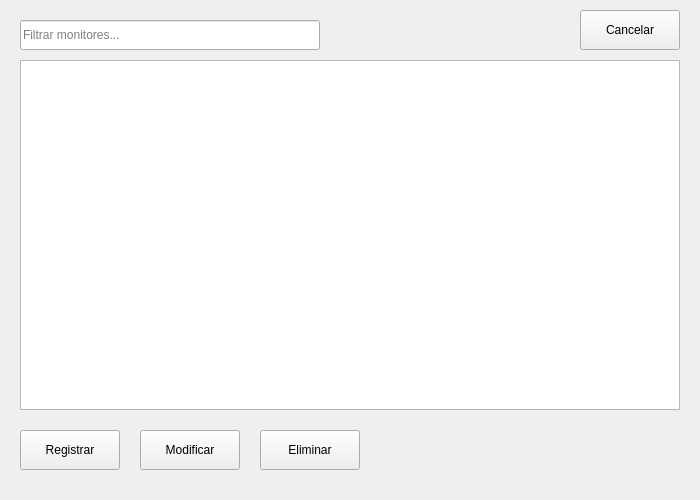
Above: src/vista/ui/GestionarEnt.ui from OscaarMG/campasgym before the change. Below: the same form after it.
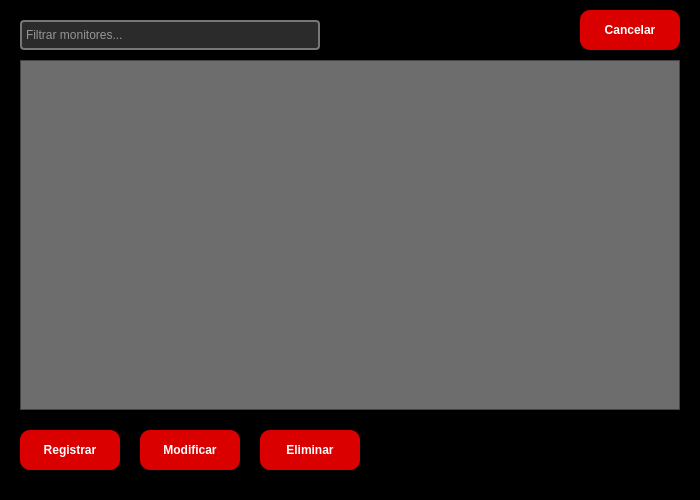
That is the form after the change.

```diff
--- a/src/vista/ui/GestionarEnt.ui
+++ b/src/vista/ui/GestionarEnt.ui
@@ -13,6 +13,9 @@
   <property name="windowTitle">
    <string>Gestión de Monitores</string>
   </property>
+  <property name="styleSheet">
+   <string notr="true">background-color:#000000</string>
+  </property>
   <widget class="QLineEdit" name="filterLineEdit">
    <property name="geometry">
     <rect>
@@ -22,6 +25,18 @@
      <height>30</height>
     </rect>
    </property>
+   <property name="styleSheet">
+    <string notr="true">QLineEdit {
+    background-color: #2b2b2b;      
+    color: white;                   
+    border: 1.5px solid #777777;     
+    padding: 2px;
+    border-radius: 4px;
+    selection-background-color: #444444;
+    selection-color: #ff4c4c;        
+}
+</string>
+   </property>
    <property name="placeholderText">
     <string>Filtrar monitores...</string>
    </property>
@@ -35,6 +50,93 @@
      <height>350</height>
     </rect>
    </property>
+   <property name="styleSheet">
+    <string notr="true">QTableView {
+    background-color: #6d6d6d;
+    color: white;
+    gridline-color: #888888; 
+    border: 1px solid #444444;
+}
+
+QTableView::item {
+    background-color: #7d7d7d;
+    border: 1px solid #555555;
+    padding: 4px;
+}
+
+QTableView {
+    background-color: #6d6d6d;
+    color: white;
+    gridline-color: #888888; /* color del borde entre celdas */
+    border: 1px solid #444444;
+}
+
+QTableWidget::item {
+    background-color: #7d7d7d;
+    border: 1px solid #555555;
+    padding: 4px;
+}
+
+QHeaderView::section {
+    background-color: #5d5d5d;
+    color: white;
+    border: 1px solid #444444;
+    padding: 4px;
+}
+
+QTableCornerButton::section {
+    background-color: #6d6d6d;
+    border: 1px solid #555555;
+}
+
+
+QScrollBar:vertical {
+    background: #5d5d5d;  /* Fondo liso, sin textura */
+    width: 12px;
+    margin: 0px;
+    border: none;
+}
+
+QScrollBar::handle:vertical {
+    background: #888888;  /* Parte que se arrastra */
+    min-height: 20px;
+    border-radius: 4px;
+}
+
+QScrollBar::add-line:vertical,
+QScrollBar::sub-line:vertical {
+    height: 0px;
+    background: none;
+    border: none;
+}
+
+QScrollBar:horizontal {
+    background: #5d5d5d;
+    height: 12px;
+    margin: 0px;
+    border: none;
+}
+
+QScrollBar::handle:horizontal {
+    background: #888888;
+    min-width: 20px;
+    border-radius: 4px;
+}
+
+QScrollBar::add-line:horizontal,
+QScrollBar::sub-line:horizontal {
+    width: 0px;
+    background: none;
+    border: none;
+}
+
+QTableWidget QLineEdit {
+    background-color: #5d5d5d;
+    color: white;
+    border: 1px solid #777777;
+    padding: 2px;
+}</string>
+   </property>
   </widget>
   <widget class="QPushButton" name="btnRegistrar">
    <property name="geometry">
@@ -45,6 +147,20 @@
      <height>40</height>
     </rect>
    </property>
+   <property name="styleSheet">
+    <string notr="true">QPushButton {
+    background-color: #da0000;
+    color: white;
+    border-radius: 10px;
+    padding: 6px;
+    font-size: 12px;
+    font-weight: bold;
+}
+
+QPushButton:hover {
+    background-color: #aa0000;
+}</string>
+   </property>
    <property name="text">
     <string>Registrar</string>
    </property>
@@ -58,6 +174,20 @@
      <height>40</height>
     </rect>
    </property>
+   <property name="styleSheet">
+    <string notr="true">QPushButton {
+    background-color: #da0000;
+    color: white;
+    border-radius: 10px;
+    padding: 6px;
+    font-size: 12px;
+    font-weight: bold;
+}
+
+QPushButton:hover {
+    background-color: #aa0000;
+}</string>
+   </property>
    <property name="text">
     <string>Modificar</string>
    </property>
@@ -71,6 +201,20 @@
      <height>40</height>
     </rect>
    </property>
+   <property name="styleSheet">
+    <string notr="true">QPushButton {
+    background-color: #da0000;
+    color: white;
+    border-radius: 10px;
+    padding: 6px;
+    font-size: 12px;
+    font-weight: bold;
+}
+
+QPushButton:hover {
+    background-color: #aa0000;
+}</string>
+   </property>
    <property name="text">
     <string>Eliminar</string>
    </property>
@@ -84,6 +228,20 @@
      <height>40</height>
     </rect>
    </property>
+   <property name="styleSheet">
+    <string notr="true">QPushButton {
+    background-color: #da0000;
+    color: white;
+    border-radius: 10px;
+    padding: 6px;
+    font-size: 12px;
+    font-weight: bold;
+}
+
+QPushButton:hover {
+    background-color: #aa0000;
+}</string>
+   </property>
    <property name="text">
     <string>Cancelar</string>
    </property>
```
